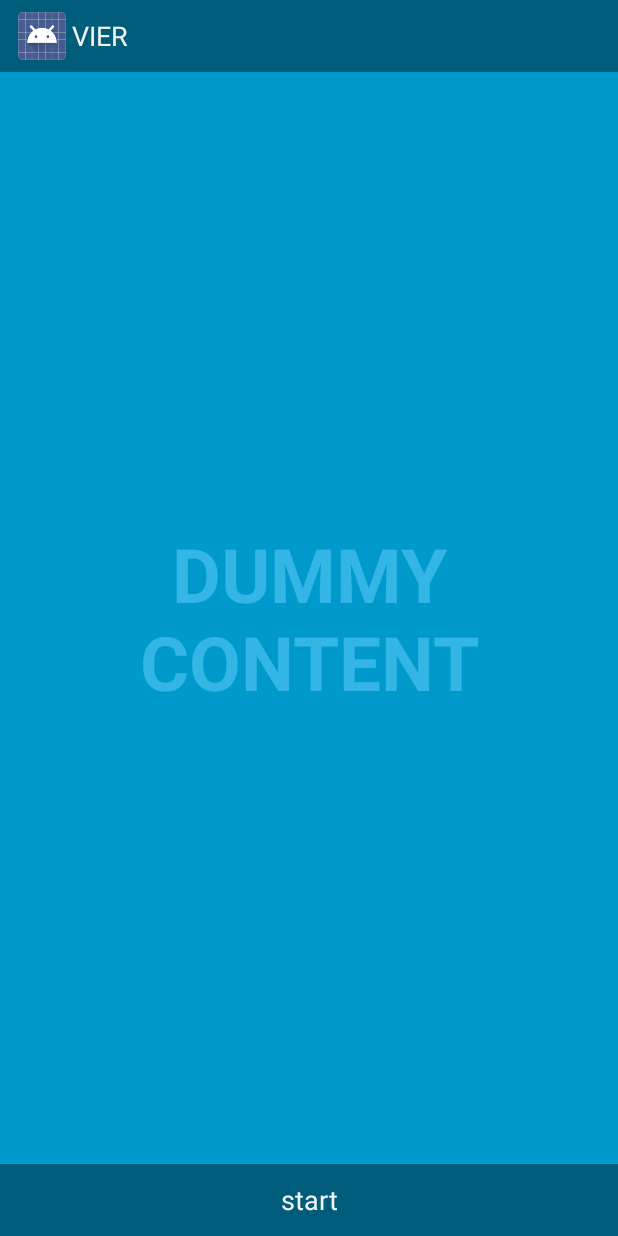
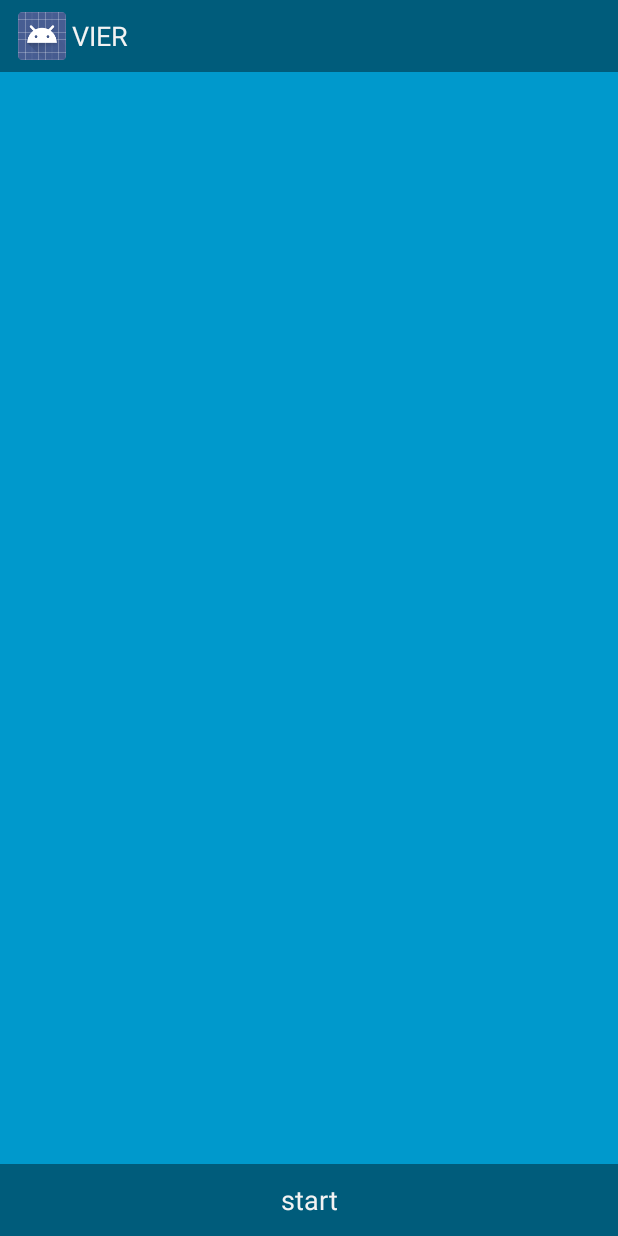
Before and after one commit to chkuehnel/VIER, an Android app: the screen it shows after launch (StartActivity), on a phone screen of 412 x 824 dp. Run offline under Robolectric (Android 15) with nearby library versions, the phone set to English and light mode, and no system bars.

Commit message:
Unused code deleted.

```diff
--- a/app/src/main/res/layout/activity_start.xml
+++ b/app/src/main/res/layout/activity_start.xml
@@ -5,18 +5,6 @@
     android:background="#0099cc"
     tools:context="com.bu.haw.vier.StartActivity">
 
-    <!-- The primary full-screen view. This can be replaced with whatever view
-         is needed to present your content, e.g. VideoView, SurfaceView,
-         TextureView, etc. -->
-    <TextView android:id="@+id/fullscreen_content"
-        android:layout_width="match_parent"
-        android:layout_height="match_parent"
-        android:keepScreenOn="true"
-        android:textColor="#33b5e5"
-        android:textStyle="bold"
-        android:textSize="50sp"
-        android:gravity="center"
-        android:text="@string/dummy_content" />
     <TextView
         android:id="@+id/example"
         android:layout_width="wrap_content"
```
